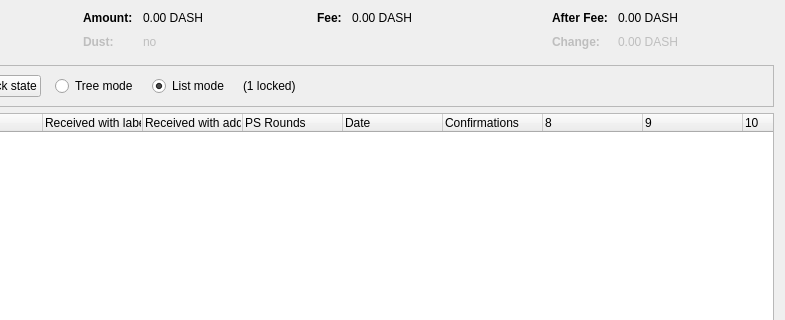
Above: src/qt/forms/coincontroldialog.ui from enox-c/enox-c before the change; both pictures show x 169 to 954 and y 0 to 320 of the 954 by 500 pixel window. Below: the same form after it.
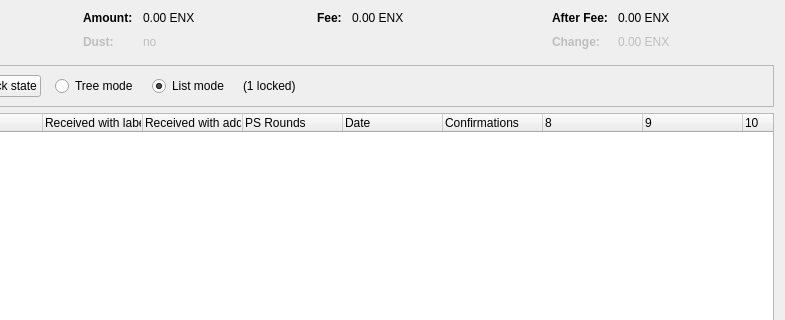
That is the form after the change. Custom widgets are drawn as their Qt base class.

Diff of the .ui file:
```diff
--- a/src/qt/forms/coincontroldialog.ui
+++ b/src/qt/forms/coincontroldialog.ui
@@ -132,7 +132,7 @@
           <enum>Qt::ActionsContextMenu</enum>
          </property>
          <property name="text">
-          <string notr="true">0.00 DASH</string>
+          <string notr="true">0.00 ENX</string>
          </property>
          <property name="textInteractionFlags">
           <set>Qt::LinksAccessibleByMouse|Qt::TextSelectableByKeyboard|Qt::TextSelectableByMouse</set>
@@ -212,7 +212,7 @@
           <enum>Qt::ActionsContextMenu</enum>
          </property>
          <property name="text">
-          <string notr="true">0.00 DASH</string>
+          <string notr="true">0.00 ENX</string>
          </property>
          <property name="textInteractionFlags">
           <set>Qt::LinksAccessibleByMouse|Qt::TextSelectableByKeyboard|Qt::TextSelectableByMouse</set>
@@ -257,7 +257,7 @@
           <enum>Qt::ActionsContextMenu</enum>
          </property>
          <property name="text">
-          <string notr="true">0.00 DASH</string>
+          <string notr="true">0.00 ENX</string>
          </property>
          <property name="textInteractionFlags">
           <set>Qt::LinksAccessibleByMouse|Qt::TextSelectableByKeyboard|Qt::TextSelectableByMouse</set>
@@ -292,7 +292,7 @@
           <enum>Qt::ActionsContextMenu</enum>
          </property>
          <property name="text">
-          <string notr="true">0.00 DASH</string>
+          <string notr="true">0.00 ENX</string>
          </property>
          <property name="textInteractionFlags">
           <set>Qt::LinksAccessibleByMouse|Qt::TextSelectableByKeyboard|Qt::TextSelectableByMouse</set>
```
